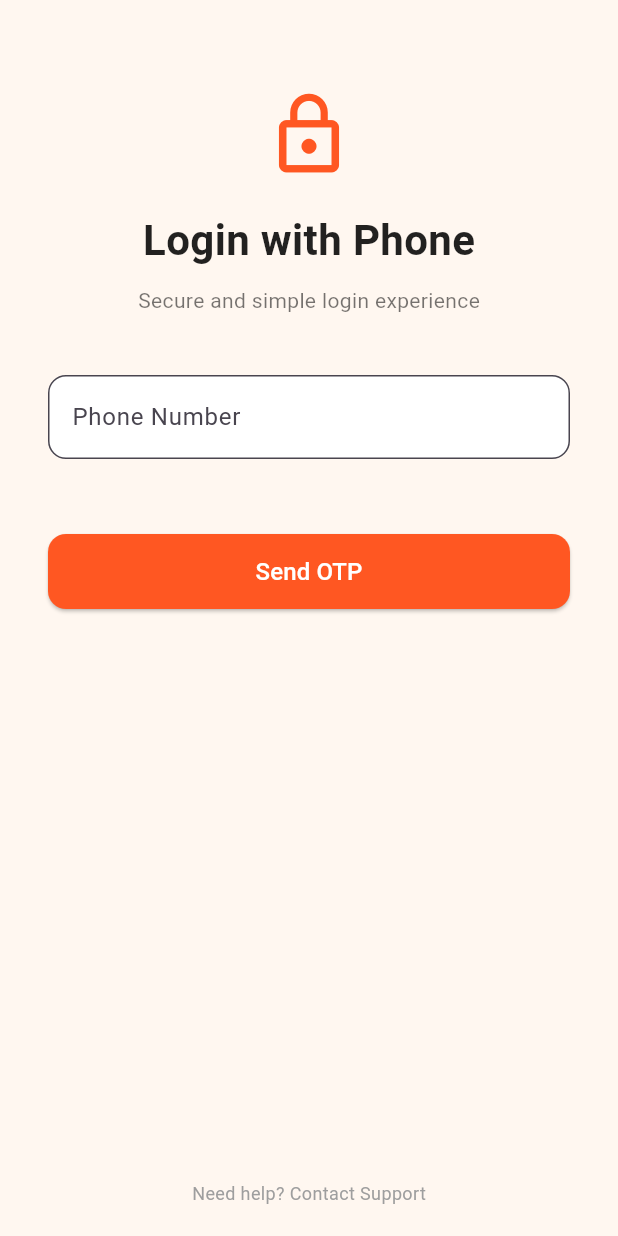
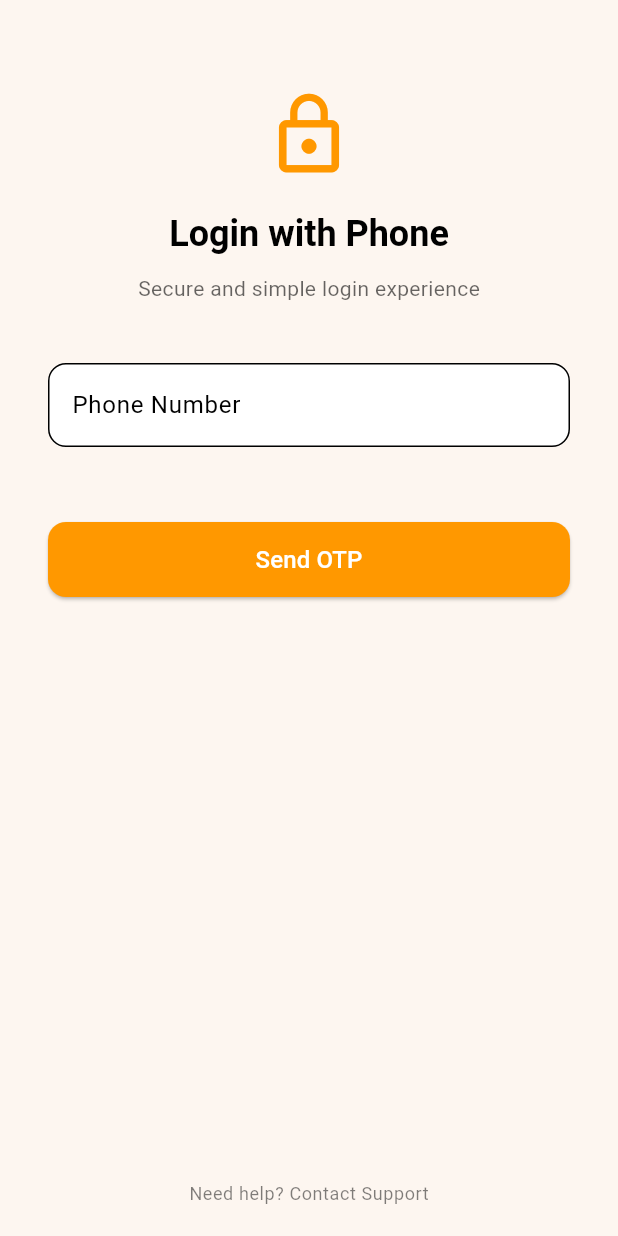
Before and after one commit to gautamraj5488/Sukoon-Setu, a Flutter app: the screen it shows after launch, after a tap on "Register", on a phone screen of 412 x 824 dp. Run offline on Flutter 3.47's test engine with Material 3 defaults, Android fonts, the phone set to English and light mode, and no system bars; our stand-ins replace pinput.

Commit message:
All colors are now centralised

```diff
--- a/lib/main.dart
+++ b/lib/main.dart
@@ -2,6 +2,7 @@ import 'package:flutter/material.dart';
 import 'package:flutter_localizations/flutter_localizations.dart';
 import 'package:sukoon_setu/l10n/app_localizations.dart'; // generated localization class import
 import 'package:sukoon_setu/screens/splash_screen.dart';
+import 'package:sukoon_setu/utils/app_theme.dart';
 
 void main() {
   runApp(const MyApp());
@@ -29,6 +30,9 @@ class _MyAppState extends State<MyApp> {
       title: 'My App',
       locale: _locale,
       supportedLocales: AppLocalizations.supportedLocales,
+      theme: AppTheme.lightTheme,      // <- Apply light theme
+      darkTheme: AppTheme.darkTheme,   // <- Apply dark theme
+      themeMode: ThemeMode.system,
       localizationsDelegates: const [
         AppLocalizations.delegate,  // <-- Use this instead of S.delegate
         GlobalMaterialLocalizations.delegate,
--- a/lib/screens/phone_otp_login_page.dart
+++ b/lib/screens/phone_otp_login_page.dart
@@ -22,19 +22,24 @@ class _PhoneOtpLoginPageState extends State<PhoneOtpLoginPage> {
   }
 
   void _verifyOtp() {
-    // Implement OTP verification logic here
     if (_otpCode.length == 6) {
       Navigator.push(
         context,
-        MaterialPageRoute(builder: (context) => LanguageSelectionScreen(onLocaleChange: widget.onLocaleSelected,)),
+        MaterialPageRoute(
+          builder: (context) => LanguageSelectionScreen(
+            onLocaleChange: widget.onLocaleSelected,
+          ),
+        ),
       );
     }
   }
 
   @override
   Widget build(BuildContext context) {
+    final theme = Theme.of(context);
+
     return Scaffold(
-      backgroundColor: const Color(0xFFFFF7F0),
+      backgroundColor: theme.colorScheme.background,
       body: SafeArea(
         child: Padding(
           padding: const EdgeInsets.symmetric(horizontal: 32.0),
@@ -42,24 +47,24 @@ class _PhoneOtpLoginPageState extends State<PhoneOtpLoginPage> {
             crossAxisAlignment: CrossAxisAlignment.center,
             children: [
               const SizedBox(height: 60),
-              const Icon(
+              Icon(
                 Icons.lock_outline,
                 size: 60,
-                color: Colors.deepOrange,
+                color: theme.colorScheme.primary,
               ),
               const SizedBox(height: 20),
-              const Text(
+              Text(
                 'Login with Phone',
-                style: TextStyle(
-                  fontSize: 28,
+                style: theme.textTheme.headlineSmall?.copyWith(
                   fontWeight: FontWeight.bold,
-                  color: Colors.black87,
                 ),
               ),
               const SizedBox(height: 10),
-              const Text(
+              Text(
                 'Secure and simple login experience',
-                style: TextStyle(fontSize: 14, color: Colors.black54),
+                style: theme.textTheme.bodyMedium?.copyWith(
+                  color: theme.colorScheme.onBackground.withOpacity(0.6),
+                ),
               ),
               const SizedBox(height: 40),
 
@@ -70,7 +75,7 @@ class _PhoneOtpLoginPageState extends State<PhoneOtpLoginPage> {
                   labelText: 'Phone Number',
                   prefixText: '+91 ',
                   filled: true,
-                  fillColor: Colors.white,
+                  fillColor: theme.colorScheme.surface,
                   border: OutlineInputBorder(
                     borderRadius: BorderRadius.circular(12),
                   ),
@@ -79,9 +84,11 @@ class _PhoneOtpLoginPageState extends State<PhoneOtpLoginPage> {
               const SizedBox(height: 20),
 
               if (_otpSent) ...[
-                const Text(
+                Text(
                   'Enter the 6-digit OTP sent to your phone',
-                  style: TextStyle(fontSize: 14, color: Colors.black54),
+                  style: theme.textTheme.bodyMedium?.copyWith(
+                    color: theme.colorScheme.onBackground.withOpacity(0.6),
+                  ),
                   textAlign: TextAlign.center,
                 ),
                 const SizedBox(height: 10),
@@ -91,23 +98,22 @@ class _PhoneOtpLoginPageState extends State<PhoneOtpLoginPage> {
                   defaultPinTheme: PinTheme(
                     width: 48,
                     height: 56,
-                    textStyle: const TextStyle(fontSize: 20),
+                    textStyle: theme.textTheme.titleLarge,
                     decoration: BoxDecoration(
-                      color: Colors.white,
-                      border: Border.all(color: Colors.deepOrange),
+                      color: theme.colorScheme.surface,
+                      border: Border.all(color: theme.colorScheme.primary),
                       borderRadius: BorderRadius.circular(12),
                     ),
                   ),
                 ),
               ],
 
-
               const SizedBox(height: 30),
 
               ElevatedButton(
                 onPressed: _otpSent ? _verifyOtp : _sendOtp,
                 style: ElevatedButton.styleFrom(
-                  backgroundColor: Colors.deepOrange,
+                  backgroundColor: theme.colorScheme.primary,
                   minimumSize: const Size(double.infinity, 50),
                   shape: RoundedRectangleBorder(
                     borderRadius: BorderRadius.circular(12),
@@ -120,9 +126,11 @@ class _PhoneOtpLoginPageState extends State<PhoneOtpLoginPage> {
               ),
 
               const Spacer(),
-              const Text(
+              Text(
                 'Need help? Contact Support',
-                style: TextStyle(fontSize: 12, color: Colors.grey),
+                style: theme.textTheme.bodySmall?.copyWith(
+                  color: theme.colorScheme.onBackground.withOpacity(0.5),
+                ),
               ),
               const SizedBox(height: 20),
             ],
--- a/lib/screens/splash_screen.dart
+++ b/lib/screens/splash_screen.dart
@@ -25,27 +25,27 @@ class _SplashScreenState extends State<SplashScreen> {
 
   @override
   Widget build(BuildContext context) {
+    final theme = Theme.of(context); // Get the current theme
+
     return Scaffold(
-      backgroundColor: const Color(0xFFFFF7F0),
+      backgroundColor: theme.colorScheme.background,
       body: SafeArea(
         child: Stack(
           children: [
             Center(
               child: Column(
                 mainAxisAlignment: MainAxisAlignment.center,
-                children: const [
+                children: [
                   Icon(
                     Icons.self_improvement,
                     size: 80,
-                    color: Colors.deepOrange,
+                    color: theme.colorScheme.primary,
                   ),
-                  SizedBox(height: 20),
+                  const SizedBox(height: 20),
                   Text(
                     'SukoonSetu',
-                    style: TextStyle(
-                      fontSize: 36,
+                    style: theme.textTheme.headlineMedium?.copyWith(
                       fontWeight: FontWeight.bold,
-                      color: Colors.black87,
                       letterSpacing: 1.5,
                     ),
                   ),
--- a/lib/screens/welcome_screen.dart
+++ b/lib/screens/welcome_screen.dart
@@ -7,35 +7,34 @@ class WelcomeScreen extends StatelessWidget {
 
   @override
   Widget build(BuildContext context) {
+    final theme = Theme.of(context);
+
     return Scaffold(
-      backgroundColor: const Color(0xFFFFF7F0),
+      backgroundColor: theme.colorScheme.background,
       body: SafeArea(
         child: Column(
           children: [
             const SizedBox(height: 60),
-            const Icon(
+            Icon(
               Icons.self_improvement,
               size: 60,
-              color: Colors.deepOrange,
+              color: theme.colorScheme.primary,
             ),
             const SizedBox(height: 20),
-            const Text(
+            Text(
               'SukoonSetu',
-              style: TextStyle(
-                fontSize: 32,
+              style: theme.textTheme.headlineSmall?.copyWith(
                 fontWeight: FontWeight.bold,
-                color: Colors.black87,
               ),
             ),
             const SizedBox(height: 10),
-            const Padding(
-              padding: EdgeInsets.symmetric(horizontal: 24.0),
+            Padding(
+              padding: const EdgeInsets.symmetric(horizontal: 24.0),
               child: Text(
                 'Bridging Minds to Peace.\nDigital Mental Health Support for All.',
                 textAlign: TextAlign.center,
-                style: TextStyle(
-                  fontSize: 16,
-                  color: Colors.black54,
+                style: theme.textTheme.bodyMedium?.copyWith(
+                  color: theme.colorScheme.onBackground.withOpacity(0.7),
                 ),
               ),
             ),
@@ -46,10 +45,17 @@ class WelcomeScreen extends StatelessWidget {
                 children: [
                   ElevatedButton(
                     onPressed: () {
-                      Navigator.push(context, MaterialPageRoute(builder: (context)=> PhoneOtpLoginPage(onLocaleSelected: onLocaleSelected)));
+                      Navigator.push(
+                        context,
+                        MaterialPageRoute(
+                          builder: (context) => PhoneOtpLoginPage(
+                            onLocaleSelected: onLocaleSelected,
+                          ),
+                        ),
+                      );
                     },
                     style: ElevatedButton.styleFrom(
-                      backgroundColor: Colors.deepOrange,
+                      backgroundColor: theme.colorScheme.primary,
                       minimumSize: const Size(double.infinity, 50),
                       shape: RoundedRectangleBorder(
                         borderRadius: BorderRadius.circular(12),
@@ -57,21 +63,28 @@ class WelcomeScreen extends StatelessWidget {
                     ),
                     child: const Text(
                       'Register',
-                      style: TextStyle(color: Colors.white, fontSize: 16),
+                      style: TextStyle(
+                        color: Colors.white,
+                        fontSize: 16,
+                      ),
                     ),
                   ),
                   const SizedBox(height: 10),
-                  const Text(
+                  Text(
                     'Already Registered? Login',
-                    style: TextStyle(fontSize: 12, color: Colors.grey),
+                    style: theme.textTheme.bodySmall?.copyWith(
+                      color: theme.colorScheme.onBackground.withOpacity(0.6),
+                    ),
                   ),
                 ],
               ),
             ),
             const SizedBox(height: 40),
-            const Text(
+            Text(
               'Your companion on your mental health journey',
-              style: TextStyle(fontSize: 12, color: Colors.grey),
+              style: theme.textTheme.bodySmall?.copyWith(
+                color: theme.colorScheme.onBackground.withOpacity(0.5),
+              ),
             ),
             const SizedBox(height: 20),
           ],
--- /dev/null
+++ b/lib/utils/app_theme.dart
@@ -0,0 +1,64 @@
+import 'package:flutter/material.dart';
+import 'colors.dart';
+
+class AppTheme {
+  // 🌞 Light Theme
+  static final ThemeData lightTheme = ThemeData(
+    brightness: Brightness.light,
+    primaryColor: AppColors.primary,
+    scaffoldBackgroundColor: AppColors.lightBackground,
+    appBarTheme: const AppBarTheme(
+      backgroundColor: AppColors.primary,
+      foregroundColor: Colors.white,
+      elevation: 0,
+    ),
+    colorScheme: const ColorScheme.light(
+      primary: AppColors.primary,
+      secondary: AppColors.primaryLight,
+      background: AppColors.lightBackground,
+      surface: AppColors.lightSurface,
+      error: AppColors.error,
+    ),
+    textTheme: const TextTheme(
+      bodyLarge: TextStyle(color: AppColors.lightTextPrimary, fontSize: 16),
+      bodyMedium: TextStyle(color: AppColors.lightTextSecondary, fontSize: 14),
+    ),
+    elevatedButtonTheme: ElevatedButtonThemeData(
+      style: ElevatedButton.styleFrom(
+        backgroundColor: AppColors.primary,
+        foregroundColor: Colors.white,
+        shape: RoundedRectangleBorder(borderRadius: BorderRadius.circular(8)),
+      ),
+    ),
+  );
+
+  // 🌚 Dark Theme
+  static final ThemeData darkTheme = ThemeData(
+    brightness: Brightness.dark,
+    primaryColor: AppColors.primaryDark,
+    scaffoldBackgroundColor: AppColors.darkBackground,
+    appBarTheme: const AppBarTheme(
+      backgroundColor: AppColors.primaryDark,
+      foregroundColor: Colors.white,
+      elevation: 0,
+    ),
+    colorScheme: const ColorScheme.dark(
+      primary: AppColors.primaryDark,
+      secondary: AppColors.primaryLight,
+      background: AppColors.darkBackground,
+      surface: AppColors.darkSurface,
+      error: AppColors.error,
+    ),
+    textTheme: const TextTheme(
+      bodyLarge: TextStyle(color: AppColors.darkTextPrimary, fontSize: 16),
+      bodyMedium: TextStyle(color: AppColors.darkTextSecondary, fontSize: 14),
+    ),
+    elevatedButtonTheme: ElevatedButtonThemeData(
+      style: ElevatedButton.styleFrom(
+        backgroundColor: AppColors.primaryDark,
+        foregroundColor: Colors.white,
+        shape: RoundedRectangleBorder(borderRadius: BorderRadius.circular(8)),
+      ),
+    ),
+  );
+}
--- /dev/null
+++ b/lib/utils/colors.dart
@@ -0,0 +1,24 @@
+import 'package:flutter/material.dart';
+
+class AppColors {
+  // Common (used in both themes)
+  static const Color primary = Color(0xFFFF9800);      // Orange
+  static const Color primaryDark = Color(0xFFF57C00);  // Darker orange
+  static const Color primaryLight = Color(0xFFFFB74D); // Lighter orange
+
+  // Light Theme
+  static const Color lightBackground = Color(0xFFFDF6F0);
+  static const Color lightSurface = Colors.white;
+  static const Color lightTextPrimary = Color(0xFF212121);
+  static const Color lightTextSecondary = Color(0xFF757575);
+
+  // Dark Theme
+  static const Color darkBackground = Color(0xFF121212);
+  static const Color darkSurface = Color(0xFF1E1E1E);
+  static const Color darkTextPrimary = Colors.white;
+  static const Color darkTextSecondary = Color(0xFFBDBDBD);
+
+  // Status Colors
+  static const Color error = Color(0xFFD32F2F);
+  static const Color success = Color(0xFF388E3C);
+}
```
Also changed, not shown: lib/screens/home_screen.dart (+49 -64 lines), lib/screens/language_selection_screen.dart (+16 -19 lines), lib/screens/personal_info_screen.dart (+27 -14 lines).
